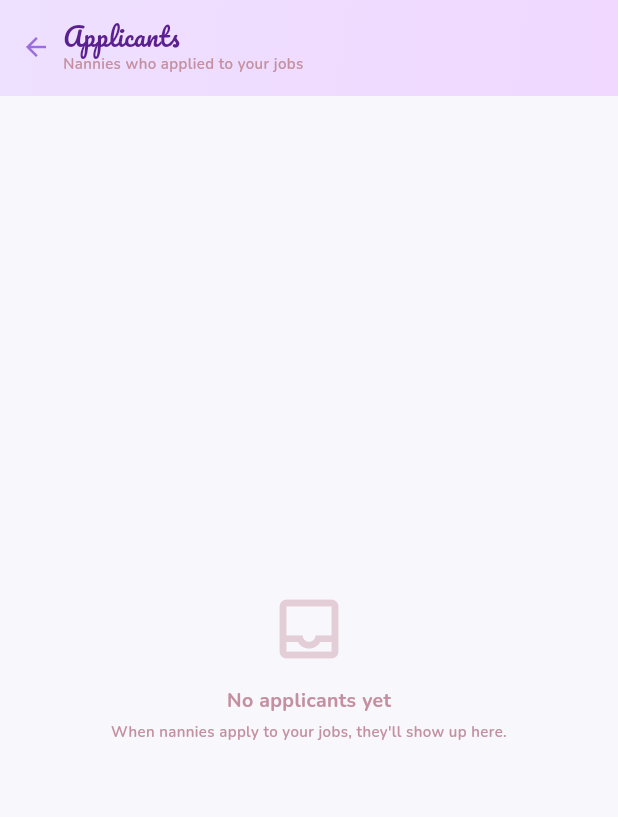
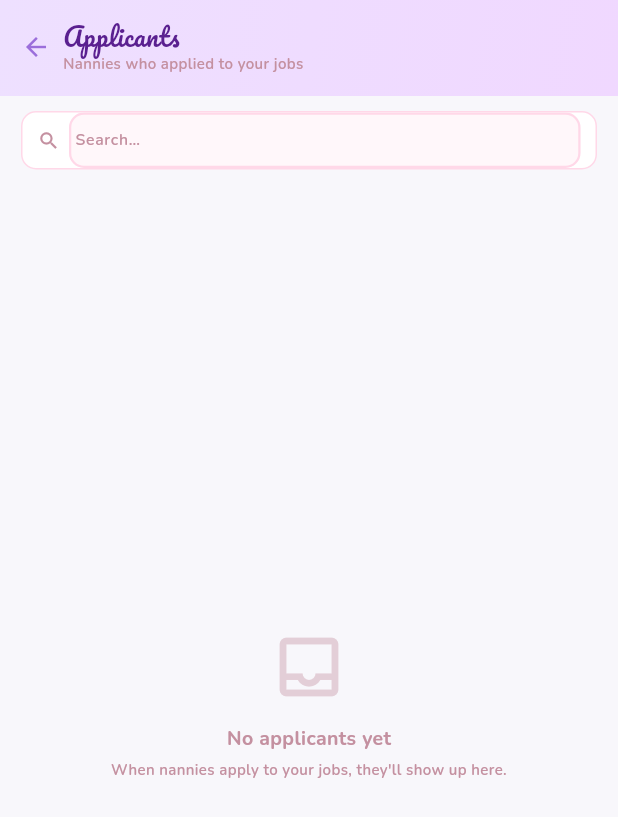
Before and after one commit to WaseemMirzaa/kafi, a Flutter app: the FamilyApplicantsScreen screen opened by its route, on a phone screen of 412 x 824 dp. Shown: the top 817 px of the screen. Run offline on Flutter 3.47's test engine with Material 3 defaults, Android fonts, the phone set to English and light mode, and no system bars; our stand-ins replace cloud_firestore, cloud_functions, connectivity_plus, file_picker, firebase_auth, firebase_core and 11 more; accounts and stored records are empty.

Commit message:
feat(search): add search to Applicants, Shortlist & My Applications (#58)
These three listings had no search box (only Browse, Jobs and Chat did). Add a
reactive search on each, filtering the already-loaded list client-side:

- New shared KafiSearchField widget (onChanged-only, fits the stateless GetViews).
- ApplicationController: receivedQuery/sentQuery + filteredReceived/filteredSent
  (nanny name / family name / job title).
- ShortlistController: query + filteredShortlist (nanny name).
- Wired into family_applicants, my_applications and shortlist screens; generic
  `searchHint` string added (en/ar). The "no items at all" empty state still
  keys off the full list, so search never hides the empty state.


Claude-Session: https://claude.ai/code/session_01R6HmhD4i7vnEUZZUy5VfRt

Co-authored-by: Claude <noreply@anthropic.com>

```diff
--- a/kafi_app/lib/l10n/app_strings.dart
+++ b/kafi_app/lib/l10n/app_strings.dart
@@ -479,6 +479,7 @@ abstract class AppStrings {
   static const browseGoodMorning = 'browse_good_morning';
   static const browseHello = 'browse_hello';
   static const browseSearchHint = 'browse_search_hint';
+  static const searchHint = 'search_hint';
   static const browseTopMatches = 'browse_top_matches';
   static const seeAll = 'see_all';
   static const verifiedBadge = 'verified_badge';
--- a/kafi_app/lib/l10n/locales/ar_ae.dart
+++ b/kafi_app/lib/l10n/locales/ar_ae.dart
@@ -109,6 +109,7 @@ final Map<String, String> arAe = Map<String, String>.from(enUs)
     AppStrings.browseGoodMorning: 'صباح الخير',
     AppStrings.browseHello: 'مرحباً، @name',
     AppStrings.browseSearchHint: 'ابحث عن مربية...',
+    AppStrings.searchHint: 'بحث…',
     AppStrings.browseTopMatches: 'أفضل المطابقات',
     AppStrings.browseNoMatch: 'لا توجد نتائج',
     AppStrings.seeAll: 'عرض الكل',
--- a/kafi_app/lib/l10n/locales/en_us.dart
+++ b/kafi_app/lib/l10n/locales/en_us.dart
@@ -296,6 +296,7 @@ const Map<String, String> enUs = {
   AppStrings.browseGoodMorning: 'Good morning 🌸',
   AppStrings.browseHello: 'Hello, @name!',
   AppStrings.browseSearchHint: 'Search nannies by skills, nationality...',
+  AppStrings.searchHint: 'Search…',
   AppStrings.browseTopMatches: 'Top matches for you',
   AppStrings.seeAll: 'See all',
   AppStrings.verifiedBadge: 'Verified ✓',
--- a/kafi_app/lib/views/family/family_applicants_screen.dart
+++ b/kafi_app/lib/views/family/family_applicants_screen.dart
@@ -11,6 +11,7 @@ import 'package:kafi_app/services/interfaces/i_user_service.dart';
 import 'package:kafi_app/services/mock/mock_subscription_service.dart';
 import 'package:kafi_app/utils/app_navigation.dart';
 import 'package:kafi_app/views/shared/kafi_theme.dart';
+import 'package:kafi_app/views/widgets/kafi_search_field.dart';
 
 /// Family "Applicants" inbox — the nannies who applied to this family's jobs
 /// (Spec §6: family receives applications). Backed by
@@ -28,14 +29,19 @@ class FamilyApplicantsScreen extends GetView<ApplicationController> {
         child: Column(
           children: [
             _hero(),
+            KafiSearchField(
+              hint: AppStrings.searchHint.tr,
+              onChanged: (v) => controller.receivedQuery.value = v,
+            ),
             Expanded(
               child: Obx(() {
-                final apps = controller.receivedApplications;
-                if (controller.isLoading.value && apps.isEmpty) {
+                final all = controller.receivedApplications;
+                if (controller.isLoading.value && all.isEmpty) {
                   return const Center(
                       child: CircularProgressIndicator(color: KafiColors.pur));
                 }
-                if (apps.isEmpty) return _emptyState();
+                if (all.isEmpty) return _emptyState();
+                final apps = controller.filteredReceived;
                 return RefreshIndicator(
                   color: KafiColors.pur,
                   onRefresh: controller.loadApplications,
--- /dev/null
+++ b/kafi_app/lib/views/widgets/kafi_search_field.dart
@@ -0,0 +1,49 @@
+import 'package:flutter/material.dart';
+import 'package:kafi_app/views/shared/kafi_theme.dart';
+
+/// A simple pill search box used on listing screens (applicants, shortlist,
+/// my-applications). `onChanged`-only — no controller — so it drops into a
+/// stateless GetView and writes straight to a controller's query Rx.
+class KafiSearchField extends StatelessWidget {
+  const KafiSearchField({
+    super.key,
+    required this.hint,
+    required this.onChanged,
+  });
+
+  final String hint;
+  final ValueChanged<String> onChanged;
+
+  @override
+  Widget build(BuildContext context) {
+    return Container(
+      margin: const EdgeInsets.fromLTRB(14, 10, 14, 2),
+      padding: const EdgeInsets.symmetric(horizontal: 10),
+      decoration: BoxDecoration(
+        color: Colors.white,
+        borderRadius: BorderRadius.circular(10),
+        border: Border.all(color: KafiColors.cardBorder),
+      ),
+      child: Row(
+        children: [
+          const Icon(Icons.search, color: KafiColors.ts, size: 15),
+          const SizedBox(width: 6),
+          Expanded(
+            child: TextField(
+              onChanged: onChanged,
+              style: KafiTheme.nunito(11, color: KafiColors.td),
+              decoration: InputDecoration(
+                isCollapsed: true,
+                contentPadding: const EdgeInsets.symmetric(vertical: 10),
+                border: InputBorder.none,
+                hintText: hint,
+                hintStyle:
+                    KafiTheme.nunito(10.5, color: KafiColors.ts, w: FontWeight.w600),
+              ),
+            ),
+          ),
+        ],
+      ),
+    );
+  }
+}
```
Also changed, not shown: kafi_app/lib/controllers/application_controller.dart (+26 -0 lines), kafi_app/lib/controllers/shortlist_controller.dart (+10 -0 lines), kafi_app/lib/views/family/shortlist_screen.dart (+9 -2 lines), kafi_app/lib/views/nanny/my_applications_screen.dart (+8 -2 lines).
